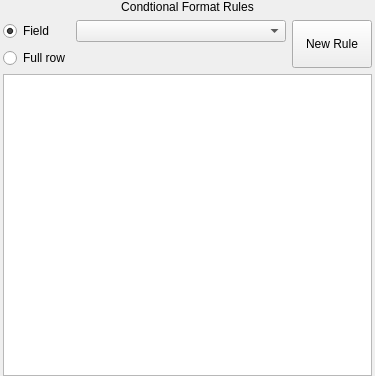
Before: the Qt Designer form src/ui/qgsfieldconditionalformatwidget.ui in qgis/QGIS, drawn with Qt 5.
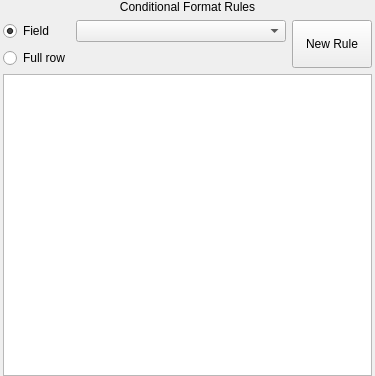
After: the same form once the commit is applied. Icons and pictures are not drawn. Custom widgets are drawn as their Qt base class.

```diff
--- a/src/ui/qgsfieldconditionalformatwidget.ui
+++ b/src/ui/qgsfieldconditionalformatwidget.ui
@@ -41,7 +41,7 @@
    <item>
     <widget class="QLabel" name="label_4">
      <property name="text">
-      <string>Condtional Format Rules</string>
+      <string>Conditional Format Rules</string>
      </property>
      <property name="alignment">
       <set>Qt::AlignCenter</set>
```
